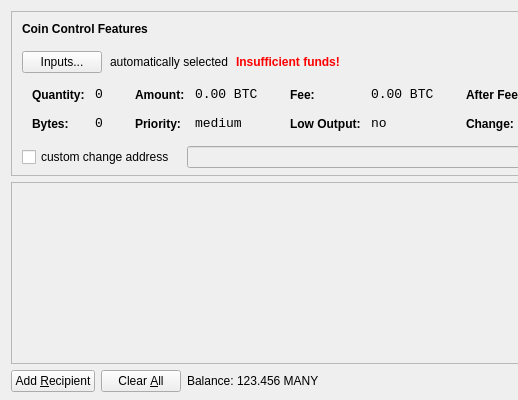
ScatterBox/ManyCoin, file src/qt/forms/sendcoinsdialog.ui: the form before one commit; both pictures show x 0 to 518 and y 0 to 400 of the 850 by 400 pixel window.
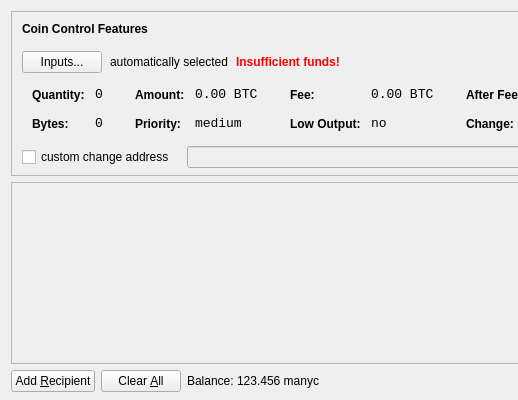
The form after the commit. Icons and pictures are not drawn.

Patch:
```diff
--- a/src/qt/forms/sendcoinsdialog.ui
+++ b/src/qt/forms/sendcoinsdialog.ui
@@ -720,7 +720,7 @@
           <cursorShape>IBeamCursor</cursorShape>
          </property>
          <property name="text">
-          <string>123.456 MANY</string>
+          <string>123.456 manyc</string>
          </property>
          <property name="textInteractionFlags">
           <set>Qt::LinksAccessibleByMouse|Qt::TextSelectableByKeyboard|Qt::TextSelectableByMouse</set>
```
